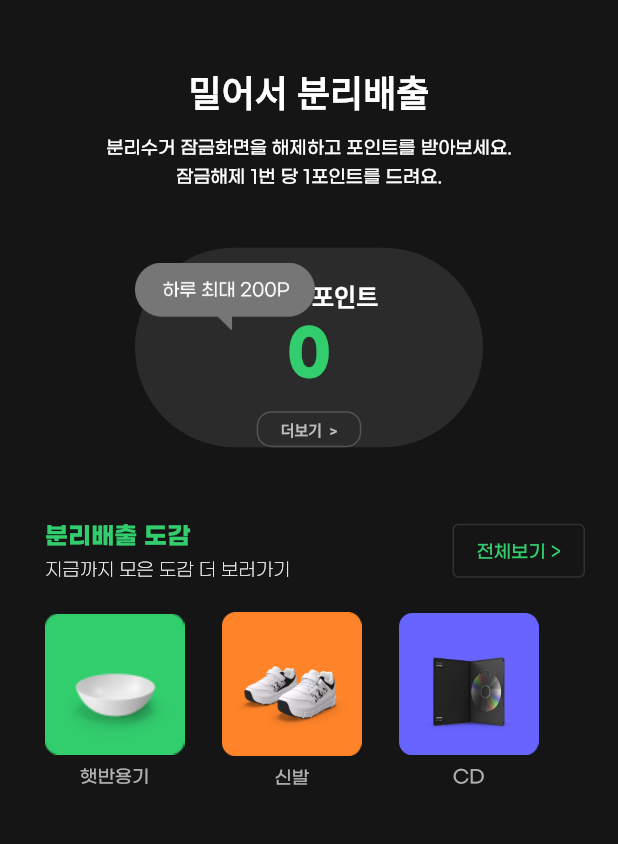
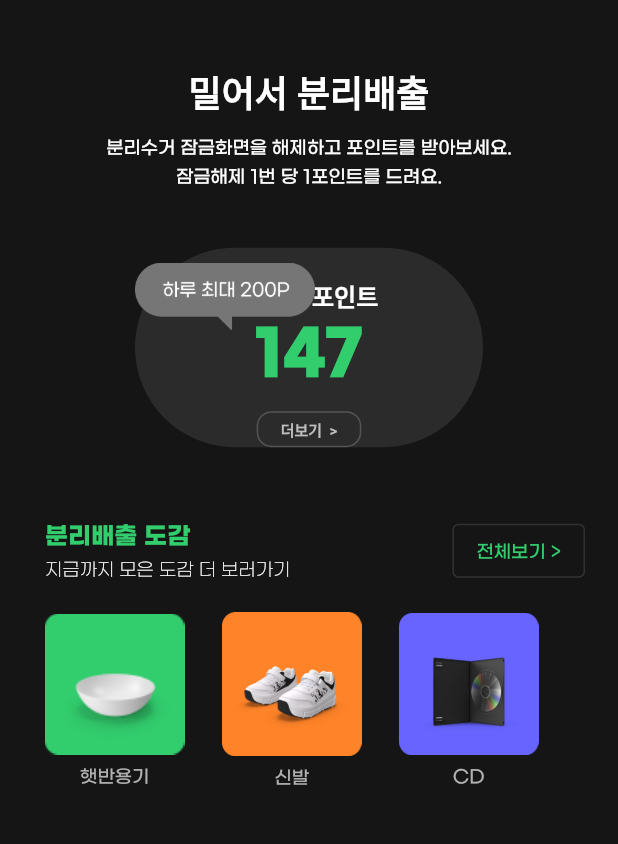
Before and after one commit to haram22/sessakthon, a Flutter app: the HomeView screen opened directly, on a phone screen of 412 x 824 dp, the part 116-960 px from its top. Run offline on Flutter 3.47's test engine with Material 2 defaults, Android fonts, the phone set to English and light mode, and no system bars; our stand-ins replace badges, flutter_cache_manager, flutter_screenutil, video_player; missing offline and left inert: async_wallpaper, circle_progress_bar, flame_splash_screen, screen_state; Roboto replaces fonts that are missing (pretendard, pretendart); project files that could hold a hidden picture were left out.

Commit message:
진짜진짜 끝

```diff
--- a/lib/View/home/homeView.dart
+++ b/lib/View/home/homeView.dart
@@ -16,7 +16,7 @@ import 'package:screen_state/screen_state.dart';
 
 enum ScreenStateEvent { SCREEN_UNLOCKED, SCREEN_ON, SCREEN_OFF }
 
-int _screenOnCount = 0;
+int _screenOnCount = 9850;
 
 bool isOpen = false;
 
@@ -29,8 +29,8 @@ class bottomNavi extends StatefulWidget {
 }
 
 class _bottomNaviState extends State<bottomNavi> {
-  // late int _sendCash = 18980;
   int _selectedIndex = 0;
+
   late List<bool> ispress;
   bool ispress1 = true;
   bool ispress2 = true;
@@ -49,6 +49,7 @@ class _bottomNaviState extends State<bottomNavi> {
 
   @override
   Widget build(BuildContext context) {
+    int initValue = 147;
     List<Widget> _widgetOptions = <Widget>[
       HomeView(),
       CollectionPage(),
@@ -227,7 +228,7 @@ class _HomeViewState extends State<HomeView> {
             strokeWidth: 14,
             foregroundColor: mainColor_green,
             backgroundColor: const Color(0xff1E1E1E),
-            value: _screenOnCount * (-0.005),
+            value: _screenOnCount != 0 ? 147.floor() / 200.floor() : 0,
             child: _contentsCircle(),
           ),
         ),
@@ -266,8 +267,17 @@ class _HomeViewState extends State<HomeView> {
                 fontWeight: FontWeight.w600),
           ),
           const SizedBox(height: 6),
-          Text(
+          _screenOnCount == 0
+              ? Text(
                   '$_screenOnCount',
+                  style: TextStyle(
+                      color: mainColor_green,
+                      fontSize: 40,
+                      fontWeight: FontWeight.bold,
+                      fontFamily: 'gmarket'),
+                )
+              : Text(
+                  '147',
                   style: TextStyle(
                       color: mainColor_green,
                       fontSize: 40,
--- a/lib/View/reward/cashBack.dart
+++ b/lib/View/reward/cashBack.dart
@@ -11,6 +11,7 @@ class CashBack extends StatelessWidget {
 
   @override
   Widget build(BuildContext context) {
+    late double cashmoney = sendCash! / 10;
     return Scaffold(
       backgroundColor: mainColor_black,
       body: Padding(
@@ -36,7 +37,7 @@ class CashBack extends StatelessWidget {
             const SizedBox(height: 23),
             Text.rich(
               TextSpan(
-                text: "${this.sendCash}",
+                text: "${cashmoney.floor()}원",
                 style: title1(color: mainColor_green),
                 children: [
                   TextSpan(
--- a/pubspec.yaml
+++ b/pubspec.yaml
@@ -81,6 +81,7 @@ flutter:
     - assets/collection/
     - assets/challenge/
     - assets/challengeDetail/
+    - assets/video/
   #   - images/a_dot_burr.jpeg
   #   - images/a_dot_ham.jpeg
 
```
Also changed, not shown: 3 other files. Lines whose indentation alone changed are shown as unchanged.
